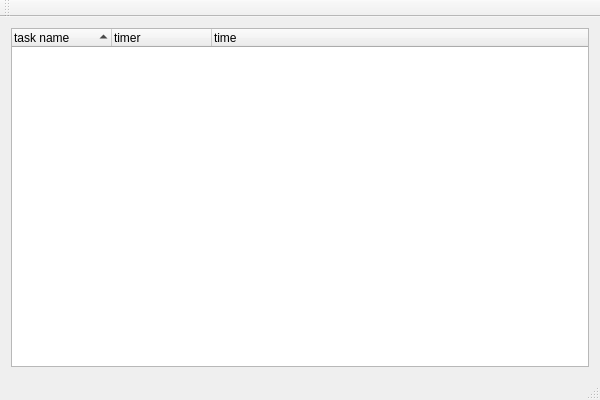
Qt form mainwindow.ui (tstaerk/qtimetracker) before a commit.
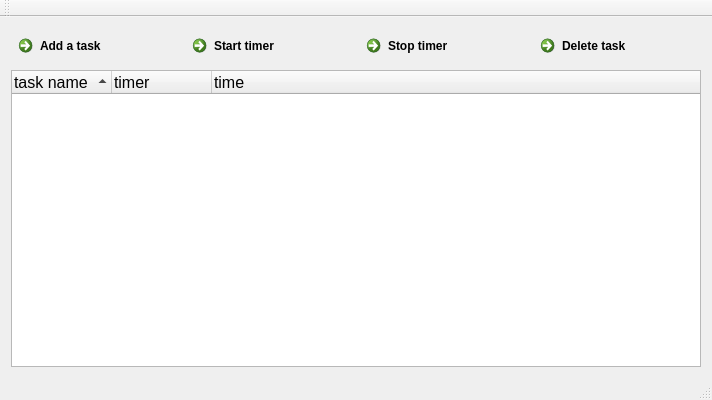
The same form after that commit.

Commit message: Make it more beautiful. Make it easier maintainable. Make it easier translatable.

```diff
--- a/mainwindow.ui
+++ b/mainwindow.ui
@@ -16,7 +16,36 @@
   <widget class="QWidget" name="centralWidget">
    <layout class="QGridLayout" name="gridLayout">
     <item row="0" column="0">
+     <widget class="QCommandLinkButton" name="btn_addtask">
+      <property name="text">
+       <string>Add a task</string>
+      </property>
+     </widget>
+    </item>
+    <item row="0" column="2">
+     <widget class="QCommandLinkButton" name="btn_stoptimer">
+      <property name="text">
+       <string>Stop timer</string>
+      </property>
+     </widget>
+    </item>
+    <item row="0" column="3">
+     <widget class="QCommandLinkButton" name="btn_deletetask">
+      <property name="text">
+       <string>Delete task</string>
+      </property>
+     </widget>
+    </item>
+    <item row="1" column="0" colspan="4">
      <widget class="QTreeWidget" name="treeWidget">
+      <property name="font">
+       <font>
+        <pointsize>12</pointsize>
+       </font>
+      </property>
+      <property name="indentation">
+       <number>20</number>
+      </property>
       <property name="sortingEnabled">
        <bool>true</bool>
       </property>
@@ -40,6 +69,13 @@
       </column>
      </widget>
     </item>
+    <item row="0" column="1">
+     <widget class="QCommandLinkButton" name="btn_starttimer">
+      <property name="text">
+       <string>Start timer</string>
+      </property>
+     </widget>
+    </item>
    </layout>
   </widget>
   <widget class="QToolBar" name="mainToolBar">
```
The commit also changes 2 other files.
